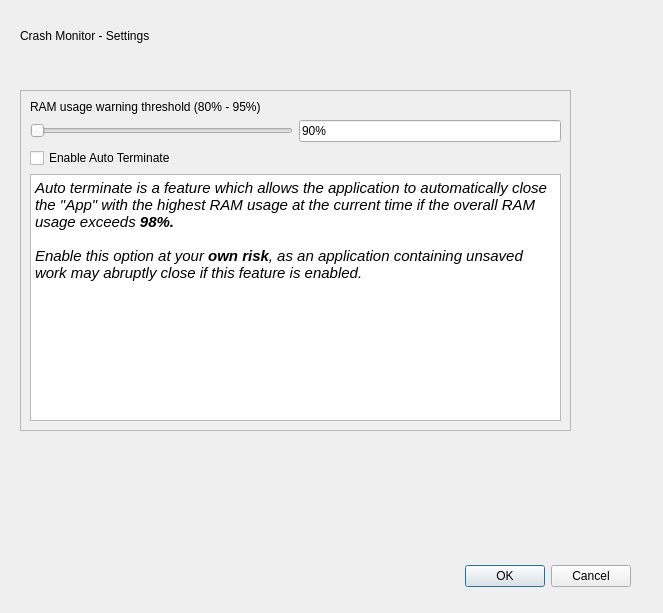
Before: the Qt Designer form settings.ui in Stack-Smashing-Detected/Crash-Monitor, drawn with Qt 5.
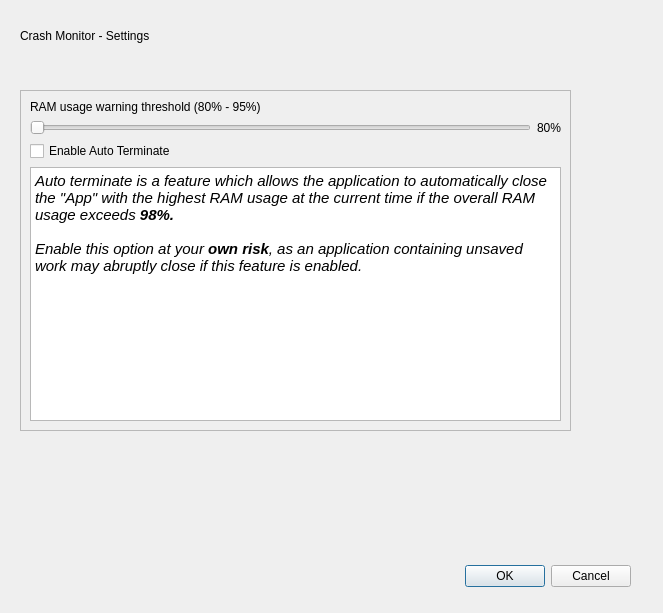
After: the same form once the commit is applied.

Diff of the .ui file:
```diff
--- a/settings.ui
+++ b/settings.ui
@@ -58,13 +58,6 @@
     <enum>QFrame::Shadow::Raised</enum>
    </property>
    <layout class="QGridLayout" name="gridLayout">
-    <item row="1" column="1">
-     <widget class="QLineEdit" name="lineEdit">
-      <property name="text">
-       <string>90%</string>
-      </property>
-     </widget>
-    </item>
     <item row="2" column="0">
      <widget class="QCheckBox" name="checkBox">
       <property name="text">
@@ -100,6 +93,13 @@
       </property>
      </widget>
     </item>
+    <item row="1" column="1">
+     <widget class="QLabel" name="warningPoint">
+      <property name="text">
+       <string>80%</string>
+      </property>
+     </widget>
+    </item>
    </layout>
   </widget>
  </widget>
```
Left out of the diff: 8 changed lines with no effect on the pictures.
